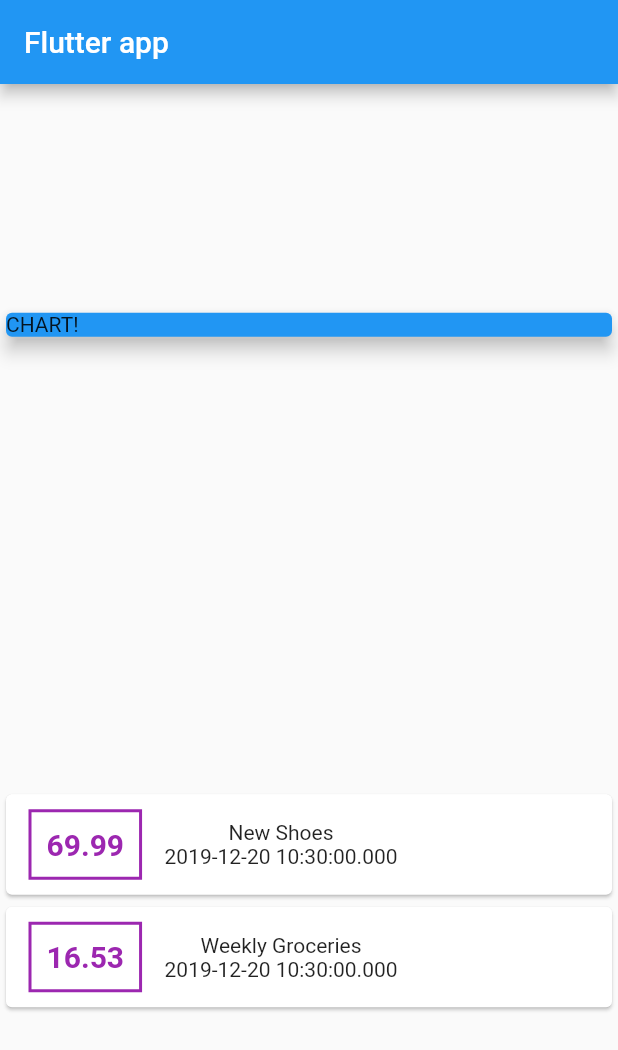
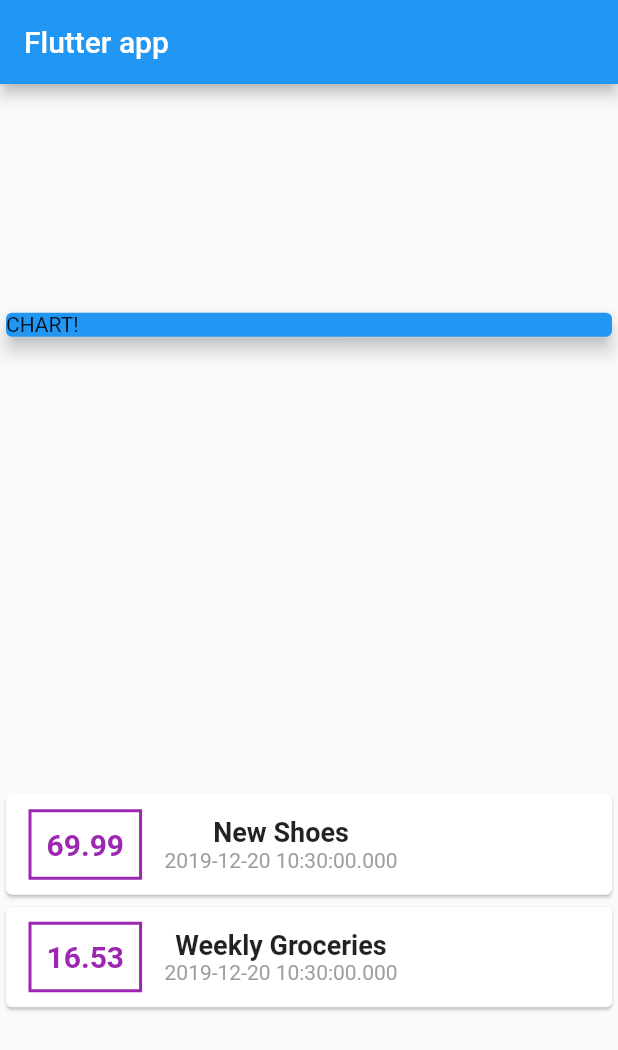
Before and after one commit to desancheztorres/flutter_expenses, a Flutter app: the screen it shows after launch, on a phone screen of 412 x 824 dp. Shown: the top 1050 px of the screen. Run offline on Flutter 3.47's test engine with Material 2 defaults, Android fonts, the phone set to English and light mode, and no system bars.

Commit message:
More Styling

```diff
--- a/lib/main.dart
+++ b/lib/main.dart
@@ -82,9 +82,21 @@ class _MyHomePageState extends State<MyHomePage> {
                             ),
                           ),
                           Column(
+                            mainAxisAlignment: MainAxisAlignment.start,
                             children: <Widget>[
-                              Text(t.title),
-                              Text("${t.date}"),
+                              Text(
+                                t.title,
+                                style: TextStyle(
+                                  fontSize: 18,
+                                  fontWeight: FontWeight.bold,
+                                ),
+                              ),
+                              Text(
+                                "${t.date}",
+                                style: TextStyle(
+                                  color: Colors.grey,
+                                ),
+                              ),
                             ],
                           )
                         ],
```
